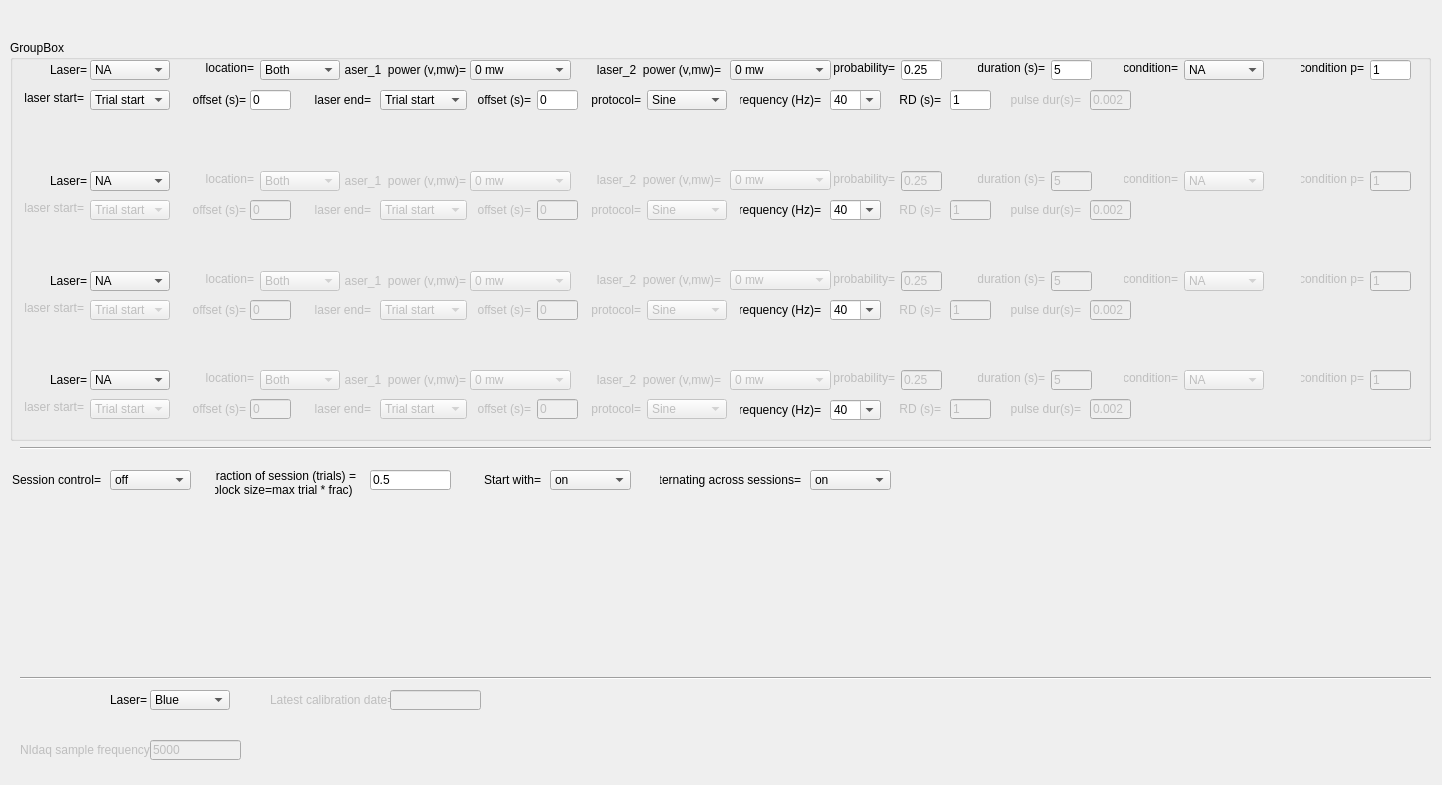
Qt form src/foraging_gui/Optogenetics.ui (AllenNeuralDynamics/dynamic-foraging-task) before a commit.
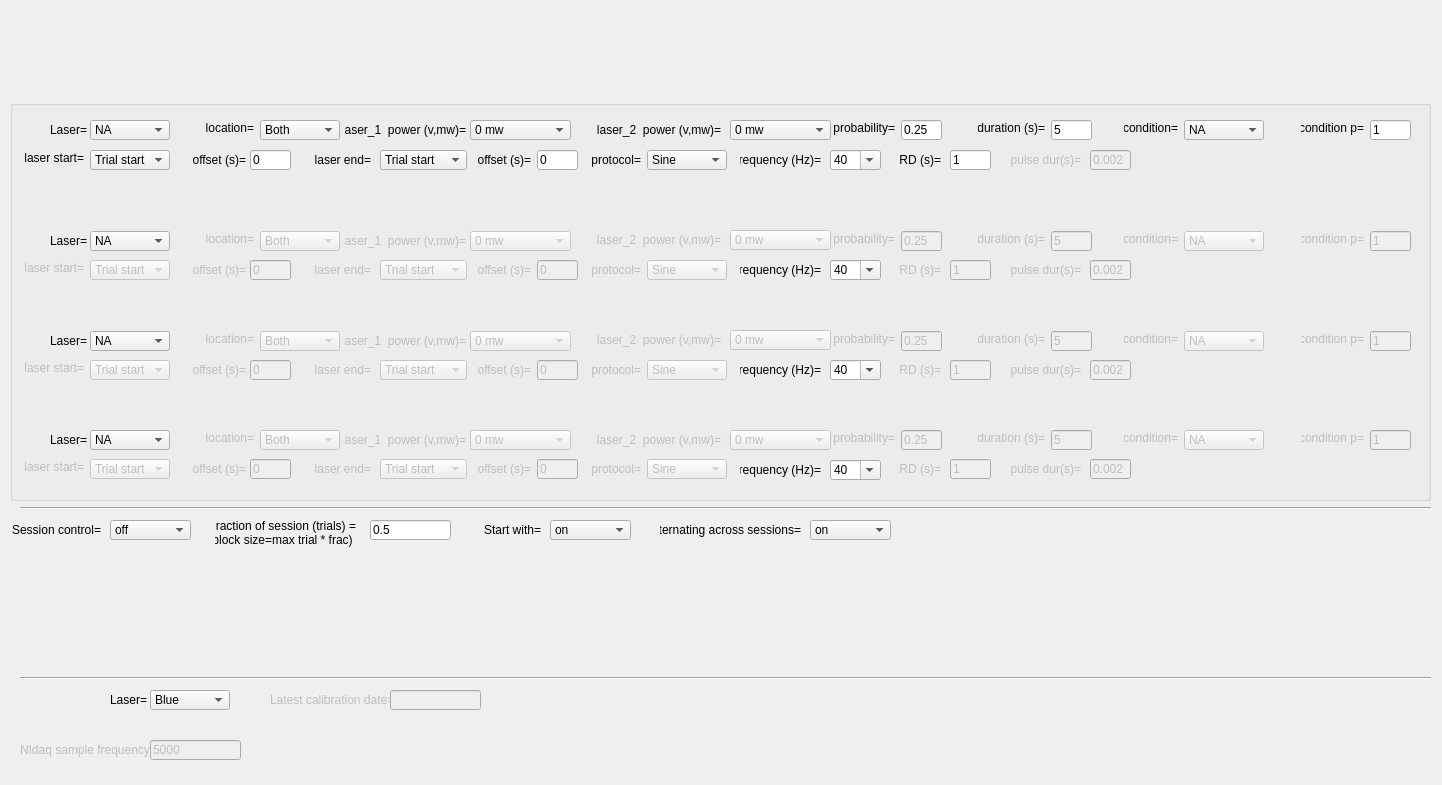
The same form after that commit.

```diff
--- a/src/foraging_gui/Optogenetics.ui
+++ b/src/foraging_gui/Optogenetics.ui
@@ -17,7 +17,7 @@
    <property name="geometry">
     <rect>
      <x>90</x>
-     <y>60</y>
+     <y>120</y>
      <width>80</width>
      <height>20</height>
     </rect>
@@ -61,7 +61,7 @@
    <property name="geometry">
     <rect>
      <x>206</x>
-     <y>60</y>
+     <y>120</y>
      <width>48</width>
      <height>16</height>
     </rect>
@@ -80,7 +80,7 @@
    <property name="geometry">
     <rect>
      <x>260</x>
-     <y>60</y>
+     <y>120</y>
      <width>80</width>
      <height>20</height>
     </rect>
@@ -111,7 +111,7 @@
    <property name="geometry">
     <rect>
      <x>90</x>
-     <y>90</y>
+     <y>150</y>
      <width>80</width>
      <height>20</height>
     </rect>
@@ -177,7 +177,7 @@
    <property name="geometry">
     <rect>
      <x>24</x>
-     <y>90</y>
+     <y>150</y>
      <width>60</width>
      <height>16</height>
     </rect>
@@ -196,7 +196,7 @@
    <property name="geometry">
     <rect>
      <x>978</x>
-     <y>60</y>
+     <y>120</y>
      <width>67</width>
      <height>16</height>
     </rect>
@@ -215,7 +215,7 @@
    <property name="geometry">
     <rect>
      <x>1051</x>
-     <y>60</y>
+     <y>120</y>
      <width>41</width>
      <height>20</height>
     </rect>
@@ -228,7 +228,7 @@
    <property name="geometry">
     <rect>
      <x>590</x>
-     <y>90</y>
+     <y>150</y>
      <width>51</width>
      <height>20</height>
     </rect>
@@ -247,7 +247,7 @@
    <property name="geometry">
     <rect>
      <x>647</x>
-     <y>90</y>
+     <y>150</y>
      <width>80</width>
      <height>20</height>
     </rect>
@@ -278,7 +278,7 @@
    <property name="geometry">
     <rect>
      <x>834</x>
-     <y>60</y>
+     <y>120</y>
      <width>61</width>
      <height>16</height>
     </rect>
@@ -297,7 +297,7 @@
    <property name="geometry">
     <rect>
      <x>901</x>
-     <y>60</y>
+     <y>120</y>
      <width>41</width>
      <height>20</height>
     </rect>
@@ -310,7 +310,7 @@
    <property name="geometry">
     <rect>
      <x>740</x>
-     <y>90</y>
+     <y>150</y>
      <width>81</width>
      <height>20</height>
     </rect>
@@ -329,7 +329,7 @@
    <property name="geometry">
     <rect>
      <x>950</x>
-     <y>90</y>
+     <y>150</y>
      <width>41</width>
      <height>20</height>
     </rect>
@@ -342,7 +342,7 @@
    <property name="geometry">
     <rect>
      <x>890</x>
-     <y>90</y>
+     <y>150</y>
      <width>51</width>
      <height>20</height>
     </rect>
@@ -364,7 +364,7 @@
    <property name="geometry">
     <rect>
      <x>1090</x>
-     <y>90</y>
+     <y>150</y>
      <width>41</width>
      <height>20</height>
     </rect>
@@ -383,7 +383,7 @@
    <property name="geometry">
     <rect>
      <x>1010</x>
-     <y>90</y>
+     <y>150</y>
      <width>71</width>
      <height>20</height>
     </rect>
@@ -402,7 +402,7 @@
    <property name="geometry">
     <rect>
      <x>470</x>
-     <y>60</y>
+     <y>120</y>
      <width>101</width>
      <height>20</height>
     </rect>
@@ -451,7 +451,7 @@
    <property name="geometry">
     <rect>
      <x>345</x>
-     <y>60</y>
+     <y>120</y>
      <width>121</width>
      <height>20</height>
     </rect>
@@ -470,7 +470,7 @@
    <property name="geometry">
     <rect>
      <x>185</x>
-     <y>90</y>
+     <y>150</y>
      <width>61</width>
      <height>20</height>
     </rect>
@@ -489,7 +489,7 @@
    <property name="geometry">
     <rect>
      <x>250</x>
-     <y>90</y>
+     <y>150</y>
      <width>41</width>
      <height>20</height>
     </rect>
@@ -502,7 +502,7 @@
    <property name="geometry">
     <rect>
      <x>537</x>
-     <y>90</y>
+     <y>150</y>
      <width>41</width>
      <height>20</height>
     </rect>
@@ -515,7 +515,7 @@
    <property name="geometry">
     <rect>
      <x>470</x>
-     <y>90</y>
+     <y>150</y>
      <width>61</width>
      <height>20</height>
     </rect>
@@ -534,7 +534,7 @@
    <property name="geometry">
     <rect>
      <x>310</x>
-     <y>90</y>
+     <y>150</y>
      <width>61</width>
      <height>20</height>
     </rect>
@@ -553,7 +553,7 @@
    <property name="geometry">
     <rect>
      <x>380</x>
-     <y>90</y>
+     <y>150</y>
      <width>87</width>
      <height>20</height>
     </rect>
@@ -622,7 +622,7 @@
    <property name="geometry">
     <rect>
      <x>1124</x>
-     <y>60</y>
+     <y>120</y>
      <width>54</width>
      <height>16</height>
     </rect>
@@ -641,7 +641,7 @@
    <property name="geometry">
     <rect>
      <x>1184</x>
-     <y>60</y>
+     <y>120</y>
      <width>80</width>
      <height>20</height>
     </rect>
@@ -695,7 +695,7 @@
    <property name="geometry">
     <rect>
      <x>1370</x>
-     <y>60</y>
+     <y>120</y>
      <width>41</width>
      <height>20</height>
     </rect>
@@ -708,7 +708,7 @@
    <property name="geometry">
     <rect>
      <x>1301</x>
-     <y>60</y>
+     <y>120</y>
      <width>63</width>
      <height>16</height>
     </rect>
@@ -727,7 +727,7 @@
    <property name="geometry">
     <rect>
      <x>50</x>
-     <y>60</y>
+     <y>120</y>
      <width>41</width>
      <height>20</height>
     </rect>
@@ -743,7 +743,7 @@
    <property name="geometry">
     <rect>
      <x>1184</x>
-     <y>171</y>
+     <y>231</y>
      <width>80</width>
      <height>20</height>
     </rect>
@@ -800,7 +800,7 @@
    <property name="geometry">
     <rect>
      <x>901</x>
-     <y>171</y>
+     <y>231</y>
      <width>41</width>
      <height>20</height>
     </rect>
@@ -816,7 +816,7 @@
    <property name="geometry">
     <rect>
      <x>380</x>
-     <y>200</y>
+     <y>260</y>
      <width>87</width>
      <height>20</height>
     </rect>
@@ -888,7 +888,7 @@
    <property name="geometry">
     <rect>
      <x>950</x>
-     <y>200</y>
+     <y>260</y>
      <width>41</width>
      <height>20</height>
     </rect>
@@ -904,7 +904,7 @@
    <property name="geometry">
     <rect>
      <x>310</x>
-     <y>200</y>
+     <y>260</y>
      <width>61</width>
      <height>20</height>
     </rect>
@@ -926,7 +926,7 @@
    <property name="geometry">
     <rect>
      <x>890</x>
-     <y>200</y>
+     <y>260</y>
      <width>51</width>
      <height>20</height>
     </rect>
@@ -948,7 +948,7 @@
    <property name="geometry">
     <rect>
      <x>250</x>
-     <y>200</y>
+     <y>260</y>
      <width>41</width>
      <height>20</height>
     </rect>
@@ -964,7 +964,7 @@
    <property name="geometry">
     <rect>
      <x>1124</x>
-     <y>171</y>
+     <y>231</y>
      <width>54</width>
      <height>16</height>
     </rect>
@@ -986,7 +986,7 @@
    <property name="geometry">
     <rect>
      <x>1010</x>
-     <y>200</y>
+     <y>260</y>
      <width>71</width>
      <height>20</height>
     </rect>
@@ -1008,7 +1008,7 @@
    <property name="geometry">
     <rect>
      <x>206</x>
-     <y>171</y>
+     <y>231</y>
      <width>48</width>
      <height>16</height>
     </rect>
@@ -1030,7 +1030,7 @@
    <property name="geometry">
     <rect>
      <x>470</x>
-     <y>200</y>
+     <y>260</y>
      <width>61</width>
      <height>20</height>
     </rect>
@@ -1052,7 +1052,7 @@
    <property name="geometry">
     <rect>
      <x>90</x>
-     <y>200</y>
+     <y>260</y>
      <width>80</width>
      <height>20</height>
     </rect>
@@ -1121,7 +1121,7 @@
    <property name="geometry">
     <rect>
      <x>1370</x>
-     <y>171</y>
+     <y>231</y>
      <width>41</width>
      <height>20</height>
     </rect>
@@ -1137,7 +1137,7 @@
    <property name="geometry">
     <rect>
      <x>345</x>
-     <y>171</y>
+     <y>231</y>
      <width>121</width>
      <height>20</height>
     </rect>
@@ -1156,7 +1156,7 @@
    <property name="geometry">
     <rect>
      <x>90</x>
-     <y>171</y>
+     <y>231</y>
      <width>80</width>
      <height>20</height>
     </rect>
@@ -1203,7 +1203,7 @@
    <property name="geometry">
     <rect>
      <x>470</x>
-     <y>171</y>
+     <y>231</y>
      <width>101</width>
      <height>20</height>
     </rect>
@@ -1252,7 +1252,7 @@
    <property name="geometry">
     <rect>
      <x>537</x>
-     <y>200</y>
+     <y>260</y>
      <width>41</width>
      <height>20</height>
     </rect>
@@ -1268,7 +1268,7 @@
    <property name="geometry">
     <rect>
      <x>590</x>
-     <y>200</y>
+     <y>260</y>
      <width>51</width>
      <height>20</height>
     </rect>
@@ -1290,7 +1290,7 @@
    <property name="geometry">
     <rect>
      <x>834</x>
-     <y>171</y>
+     <y>231</y>
      <width>61</width>
      <height>16</height>
     </rect>
@@ -1312,7 +1312,7 @@
    <property name="geometry">
     <rect>
      <x>24</x>
-     <y>200</y>
+     <y>260</y>
      <width>60</width>
      <height>16</height>
     </rect>
@@ -1334,7 +1334,7 @@
    <property name="geometry">
     <rect>
      <x>260</x>
-     <y>171</y>
+     <y>231</y>
      <width>80</width>
      <height>20</height>
     </rect>
@@ -1368,7 +1368,7 @@
    <property name="geometry">
     <rect>
      <x>978</x>
-     <y>171</y>
+     <y>231</y>
      <width>67</width>
      <height>16</height>
     </rect>
@@ -1390,7 +1390,7 @@
    <property name="geometry">
     <rect>
      <x>1301</x>
-     <y>171</y>
+     <y>231</y>
      <width>63</width>
      <height>16</height>
     </rect>
@@ -1412,7 +1412,7 @@
    <property name="geometry">
     <rect>
      <x>185</x>
-     <y>200</y>
+     <y>260</y>
      <width>61</width>
      <height>20</height>
     </rect>
@@ -1431,7 +1431,7 @@
    <property name="geometry">
     <rect>
      <x>50</x>
-     <y>171</y>
+     <y>231</y>
      <width>41</width>
      <height>20</height>
     </rect>
@@ -1447,7 +1447,7 @@
    <property name="geometry">
     <rect>
      <x>647</x>
-     <y>200</y>
+     <y>260</y>
      <width>80</width>
      <height>20</height>
     </rect>
@@ -1481,7 +1481,7 @@
    <property name="geometry">
     <rect>
      <x>1090</x>
-     <y>200</y>
+     <y>260</y>
      <width>41</width>
      <height>20</height>
     </rect>
@@ -1500,7 +1500,7 @@
    <property name="geometry">
     <rect>
      <x>1051</x>
-     <y>171</y>
+     <y>231</y>
      <width>41</width>
      <height>20</height>
     </rect>
@@ -1516,7 +1516,7 @@
    <property name="geometry">
     <rect>
      <x>1184</x>
-     <y>271</y>
+     <y>331</y>
      <width>80</width>
      <height>20</height>
     </rect>
@@ -1573,7 +1573,7 @@
    <property name="geometry">
     <rect>
      <x>1051</x>
-     <y>271</y>
+     <y>331</y>
      <width>41</width>
      <height>20</height>
     </rect>
@@ -1589,7 +1589,7 @@
    <property name="geometry">
     <rect>
      <x>978</x>
-     <y>271</y>
+     <y>331</y>
      <width>67</width>
      <height>16</height>
     </rect>
@@ -1611,7 +1611,7 @@
    <property name="geometry">
     <rect>
      <x>380</x>
-     <y>300</y>
+     <y>360</y>
      <width>87</width>
      <height>20</height>
     </rect>
@@ -1683,7 +1683,7 @@
    <property name="geometry">
     <rect>
      <x>260</x>
-     <y>271</y>
+     <y>331</y>
      <width>80</width>
      <height>20</height>
     </rect>
@@ -1717,7 +1717,7 @@
    <property name="geometry">
     <rect>
      <x>1301</x>
-     <y>271</y>
+     <y>331</y>
      <width>63</width>
      <height>16</height>
     </rect>
@@ -1739,7 +1739,7 @@
    <property name="geometry">
     <rect>
      <x>950</x>
-     <y>300</y>
+     <y>360</y>
      <width>41</width>
      <height>20</height>
     </rect>
@@ -1755,7 +1755,7 @@
    <property name="geometry">
     <rect>
      <x>647</x>
-     <y>300</y>
+     <y>360</y>
      <width>80</width>
      <height>20</height>
     </rect>
@@ -1789,7 +1789,7 @@
    <property name="geometry">
     <rect>
      <x>310</x>
-     <y>300</y>
+     <y>360</y>
      <width>61</width>
      <height>20</height>
     </rect>
@@ -1808,7 +1808,7 @@
    <property name="geometry">
     <rect>
      <x>50</x>
-     <y>271</y>
+     <y>331</y>
      <width>41</width>
      <height>20</height>
     </rect>
@@ -1824,7 +1824,7 @@
    <property name="geometry">
     <rect>
      <x>1124</x>
-     <y>271</y>
+     <y>331</y>
      <width>54</width>
      <height>16</height>
     </rect>
@@ -1846,7 +1846,7 @@
    <property name="geometry">
     <rect>
      <x>470</x>
-     <y>300</y>
+     <y>360</y>
      <width>61</width>
      <height>20</height>
     </rect>
@@ -1868,7 +1868,7 @@
    <property name="geometry">
     <rect>
      <x>1370</x>
-     <y>271</y>
+     <y>331</y>
      <width>41</width>
      <height>20</height>
     </rect>
@@ -1884,7 +1884,7 @@
    <property name="geometry">
     <rect>
      <x>24</x>
-     <y>300</y>
+     <y>360</y>
      <width>60</width>
      <height>16</height>
     </rect>
@@ -1906,7 +1906,7 @@
    <property name="geometry">
     <rect>
      <x>1090</x>
-     <y>300</y>
+     <y>360</y>
      <width>41</width>
      <height>20</height>
     </rect>
@@ -1925,7 +1925,7 @@
    <property name="geometry">
     <rect>
      <x>345</x>
-     <y>271</y>
+     <y>331</y>
      <width>121</width>
      <height>20</height>
     </rect>
@@ -1947,7 +1947,7 @@
    <property name="geometry">
     <rect>
      <x>1010</x>
-     <y>300</y>
+     <y>360</y>
      <width>71</width>
      <height>20</height>
     </rect>
@@ -1969,7 +1969,7 @@
    <property name="geometry">
     <rect>
      <x>537</x>
-     <y>300</y>
+     <y>360</y>
      <width>41</width>
      <height>20</height>
     </rect>
@@ -1985,7 +1985,7 @@
    <property name="geometry">
     <rect>
      <x>590</x>
-     <y>300</y>
+     <y>360</y>
      <width>51</width>
      <height>20</height>
     </rect>
@@ -2007,7 +2007,7 @@
    <property name="geometry">
     <rect>
      <x>185</x>
-     <y>300</y>
+     <y>360</y>
      <width>61</width>
      <height>20</height>
     </rect>
@@ -2029,7 +2029,7 @@
    <property name="geometry">
     <rect>
      <x>90</x>
-     <y>300</y>
+     <y>360</y>
      <width>80</width>
      <height>20</height>
     </rect>
@@ -2098,7 +2098,7 @@
    <property name="geometry">
     <rect>
      <x>834</x>
-     <y>271</y>
+     <y>331</y>
      <width>61</width>
      <height>16</height>
     </rect>
@@ -2120,7 +2120,7 @@
    <property name="geometry">
     <rect>
      <x>206</x>
-     <y>271</y>
+     <y>331</y>
      <width>48</width>
      <height>16</height>
     </rect>
@@ -2142,7 +2142,7 @@
    <property name="geometry">
     <rect>
      <x>901</x>
-     <y>271</y>
+     <y>331</y>
      <width>41</width>
      <height>20</height>
     </rect>
@@ -2155,7 +2155,7 @@
    <property name="geometry">
     <rect>
      <x>90</x>
-     <y>271</y>
+     <y>331</y>
      <width>80</width>
      <height>20</height>
     </rect>
@@ -2202,7 +2202,7 @@
    <property name="geometry">
     <rect>
      <x>890</x>
-     <y>300</y>
+     <y>360</y>
      <width>51</width>
      <height>20</height>
     </rect>
@@ -2224,7 +2224,7 @@
    <property name="geometry">
     <rect>
      <x>470</x>
-     <y>271</y>
+     <y>331</y>
      <width>101</width>
      <height>20</height>
     </rect>
@@ -2273,7 +2273,7 @@
    <property name="geometry">
     <rect>
      <x>250</x>
-     <y>300</y>
+     <y>360</y>
      <width>41</width>
      <height>20</height>
     </rect>
@@ -2289,7 +2289,7 @@
    <property name="geometry">
     <rect>
      <x>950</x>
-     <y>399</y>
+     <y>459</y>
      <width>41</width>
      <height>20</height>
     </rect>
@@ -2305,7 +2305,7 @@
    <property name="geometry">
     <rect>
      <x>260</x>
-     <y>370</y>
+     <y>430</y>
      <width>80</width>
      <height>20</height>
     </rect>
@@ -2339,7 +2339,7 @@
    <property name="geometry">
     <rect>
      <x>380</x>
-     <y>399</y>
+     <y>459</y>
      <width>87</width>
      <height>20</height>
     </rect>
@@ -2411,7 +2411,7 @@
    <property name="geometry">
     <rect>
      <x>310</x>
-     <y>399</y>
+     <y>459</y>
      <width>61</width>
      <height>20</height>
     </rect>
@@ -2433,7 +2433,7 @@
    <property name="geometry">
     <rect>
      <x>206</x>
-     <y>370</y>
+     <y>430</y>
      <width>48</width>
      <height>16</height>
     </rect>
@@ -2455,7 +2455,7 @@
    <property name="geometry">
     <rect>
      <x>901</x>
-     <y>370</y>
+     <y>430</y>
      <width>41</width>
      <height>20</height>
     </rect>
@@ -2471,7 +2471,7 @@
    <property name="geometry">
     <rect>
      <x>1090</x>
-     <y>399</y>
+     <y>459</y>
      <width>41</width>
      <height>20</height>
     </rect>
@@ -2490,7 +2490,7 @@
    <property name="geometry">
     <rect>
      <x>890</x>
-     <y>399</y>
+     <y>459</y>
      <width>51</width>
      <height>20</height>
     </rect>
@@ -2512,7 +2512,7 @@
    <property name="geometry">
     <rect>
      <x>590</x>
-     <y>399</y>
+     <y>459</y>
      <width>51</width>
      <height>20</height>
     </rect>
@@ -2534,7 +2534,7 @@
    <property name="geometry">
     <rect>
      <x>1124</x>
-     <y>370</y>
+     <y>430</y>
      <width>54</width>
      <height>16</height>
     </rect>
@@ -2556,7 +2556,7 @@
    <property name="geometry">
     <rect>
      <x>345</x>
-     <y>370</y>
+     <y>430</y>
      <width>121</width>
      <height>20</height>
     </rect>
@@ -2578,7 +2578,7 @@
    <property name="geometry">
     <rect>
      <x>90</x>
-     <y>399</y>
+     <y>459</y>
      <width>80</width>
      <height>20</height>
     </rect>
@@ -2647,7 +2647,7 @@
    <property name="geometry">
     <rect>
      <x>1301</x>
-     <y>370</y>
+     <y>430</y>
      <width>63</width>
      <height>16</height>
     </rect>
@@ -2669,7 +2669,7 @@
    <property name="geometry">
     <rect>
      <x>1184</x>
-     <y>370</y>
+     <y>430</y>
      <width>80</width>
      <height>20</height>
     </rect>
@@ -2726,7 +2726,7 @@
    <property name="geometry">
     <rect>
      <x>978</x>
-     <y>370</y>
+     <y>430</y>
      <width>67</width>
      <height>16</height>
     </rect>
@@ -2748,7 +2748,7 @@
    <property name="geometry">
     <rect>
      <x>185</x>
-     <y>399</y>
+     <y>459</y>
      <width>61</width>
      <height>20</height>
     </rect>
@@ -2770,7 +2770,7 @@
    <property name="geometry">
     <rect>
      <x>647</x>
-     <y>399</y>
+     <y>459</y>
      <width>80</width>
      <height>20</height>
     </rect>
@@ -2804,7 +2804,7 @@
    <property name="geometry">
     <rect>
      <x>1010</x>
-     <y>399</y>
+     <y>459</y>
      <width>71</width>
      <height>20</height>
     </rect>
@@ -2826,7 +2826,7 @@
    <property name="geometry">
     <rect>
      <x>537</x>
-     <y>399</y>
+     <y>459</y>
      <width>41</width>
      <height>20</height>
     </rect>
@@ -2839,7 +2839,7 @@
    <property name="geometry">
     <rect>
      <x>90</x>
-     <y>370</y>
+     <y>430</y>
      <width>80</width>
      <height>20</height>
     </rect>
@@ -2886,7 +2886,7 @@
    <property name="geometry">
     <rect>
      <x>1051</x>
-     <y>370</y>
+     <y>430</y>
      <width>41</width>
      <height>20</height>
     </rect>
@@ -2902,7 +2902,7 @@
    <property name="geometry">
     <rect>
      <x>24</x>
-     <y>399</y>
+     <y>459</y>
      <width>60</width>
      <height>16</height>
     </rect>
@@ -2924,7 +2924,7 @@
    <property name="geometry">
     <rect>
      <x>834</x>
-     <y>370</y>
+     <y>430</y>
      <width>61</width>
      <height>16</height>
     </rect>
@@ -2946,7 +2946,7 @@
    <property name="geometry">
     <rect>
      <x>470</x>
-     <y>370</y>
+     <y>430</y>
      <width>101</width>
      <height>20</height>
     </rect>
@@ -2995,7 +2995,7 @@
    <property name="geometry">
     <rect>
      <x>250</x>
-     <y>399</y>
+     <y>459</y>
      <width>41</width>
      <height>20</height>
     </rect>
@@ -3011,7 +3011,7 @@
    <property name="geometry">
     <rect>
      <x>470</x>
-     <y>399</y>
+     <y>459</y>
      <width>61</width>
      <height>20</height>
     </rect>
@@ -3033,7 +3033,7 @@
    <property name="geometry">
     <rect>
      <x>1370</x>
-     <y>370</y>
+     <y>430</y>
      <width>41</width>
      <height>20</height>
     </rect>
@@ -3046,7 +3046,7 @@
    <property name="geometry">
     <rect>
      <x>50</x>
-     <y>370</y>
+     <y>430</y>
      <width>41</width>
      <height>20</height>
     </rect>
@@ -3091,7 +3091,7 @@
    <property name="geometry">
     <rect>
      <x>830</x>
-     <y>90</y>
+     <y>150</y>
      <width>51</width>
      <height>20</height>
     </rect>
@@ -3125,7 +3125,7 @@
    <property name="geometry">
     <rect>
      <x>740</x>
-     <y>200</y>
+     <y>260</y>
      <width>81</width>
      <height>20</height>
     </rect>
@@ -3144,7 +3144,7 @@
    <property name="geometry">
     <rect>
      <x>830</x>
-     <y>200</y>
+     <y>260</y>
      <width>51</width>
      <height>20</height>
     </rect>
@@ -3178,7 +3178,7 @@
    <property name="geometry">
     <rect>
      <x>740</x>
-     <y>300</y>
+     <y>360</y>
      <width>81</width>
      <height>20</height>
     </rect>
@@ -3197,7 +3197,7 @@
    <property name="geometry">
     <rect>
      <x>830</x>
-     <y>300</y>
+     <y>360</y>
      <width>51</width>
      <height>20</height>
     </rect>
@@ -3231,7 +3231,7 @@
    <property name="geometry">
     <rect>
      <x>740</x>
-     <y>400</y>
+     <y>460</y>
      <width>81</width>
      <height>20</height>
     </rect>
@@ -3250,7 +3250,7 @@
    <property name="geometry">
     <rect>
      <x>830</x>
-     <y>400</y>
+     <y>460</y>
      <width>51</width>
      <height>20</height>
     </rect>
@@ -3284,7 +3284,7 @@
    <property name="geometry">
     <rect>
      <x>730</x>
-     <y>60</y>
+     <y>120</y>
      <width>101</width>
      <height>20</height>
     </rect>
@@ -3336,7 +3336,7 @@
    <property name="geometry">
     <rect>
      <x>730</x>
-     <y>170</y>
+     <y>230</y>
      <width>101</width>
      <height>20</height>
     </rect>
@@ -3385,7 +3385,7 @@
    <property name="geometry">
     <rect>
      <x>730</x>
-     <y>270</y>
+     <y>330</y>
      <width>101</width>
      <height>20</height>
     </rect>
@@ -3434,7 +3434,7 @@
    <property name="geometry">
     <rect>
      <x>730</x>
-     <y>370</y>
+     <y>430</y>
      <width>101</width>
      <height>20</height>
     </rect>
@@ -3480,7 +3480,7 @@
    <property name="geometry">
     <rect>
      <x>550</x>
-     <y>60</y>
+     <y>120</y>
      <width>171</width>
      <height>20</height>
     </rect>
@@ -3502,7 +3502,7 @@
    <property name="geometry">
     <rect>
      <x>550</x>
-     <y>170</y>
+     <y>230</y>
      <width>171</width>
      <height>20</height>
     </rect>
@@ -3524,7 +3524,7 @@
    <property name="geometry">
     <rect>
      <x>550</x>
-     <y>270</y>
+     <y>330</y>
      <width>171</width>
      <height>20</height>
     </rect>
@@ -3546,7 +3546,7 @@
    <property name="geometry">
     <rect>
      <x>550</x>
-     <y>370</y>
+     <y>430</y>
      <width>171</width>
      <height>20</height>
     </rect>
@@ -3565,13 +3565,13 @@
    <property name="geometry">
     <rect>
      <x>10</x>
-     <y>40</y>
+     <y>100</y>
      <width>1421</width>
      <height>401</height>
     </rect>
    </property>
    <property name="title">
-    <string>GroupBox</string>
+    <string/>
    </property>
   </widget>
   <widget class="QLabel" name="label1_20">
@@ -3680,7 +3680,7 @@
    <property name="geometry">
     <rect>
      <x>20</x>
-     <y>440</y>
+     <y>500</y>
      <width>1411</width>
      <height>16</height>
     </rect>
@@ -3693,7 +3693,7 @@
    <property name="geometry">
     <rect>
      <x>810</x>
-     <y>470</y>
+     <y>520</y>
      <width>81</width>
      <height>20</height>
     </rect>
@@ -3722,7 +3722,7 @@
    <property name="geometry">
     <rect>
      <x>660</x>
-     <y>470</y>
+     <y>520</y>
      <width>141</width>
      <height>20</height>
     </rect>
@@ -3741,7 +3741,7 @@
    <property name="geometry">
     <rect>
      <x>215</x>
-     <y>466</y>
+     <y>516</y>
      <width>141</width>
      <height>20</height>
     </rect>
@@ -3760,7 +3760,7 @@
    <property name="geometry">
     <rect>
      <x>370</x>
-     <y>470</y>
+     <y>520</y>
      <width>81</width>
      <height>20</height>
     </rect>
@@ -3773,7 +3773,7 @@
    <property name="geometry">
     <rect>
      <x>480</x>
-     <y>470</y>
+     <y>520</y>
      <width>61</width>
      <height>20</height>
     </rect>
@@ -3792,7 +3792,7 @@
    <property name="geometry">
     <rect>
      <x>550</x>
-     <y>470</y>
+     <y>520</y>
      <width>81</width>
      <height>20</height>
     </rect>
@@ -3821,7 +3821,7 @@
    <property name="geometry">
     <rect>
      <x>110</x>
-     <y>470</y>
+     <y>520</y>
      <width>81</width>
      <height>20</height>
     </rect>
@@ -3853,7 +3853,7 @@
    <property name="geometry">
     <rect>
      <x>10</x>
-     <y>470</y>
+     <y>520</y>
      <width>91</width>
      <height>20</height>
     </rect>
@@ -3872,7 +3872,7 @@
    <property name="geometry">
     <rect>
      <x>920</x>
-     <y>466</y>
+     <y>520</y>
      <width>491</width>
      <height>31</height>
     </rect>
@@ -3900,7 +3900,7 @@
    <property name="geometry">
     <rect>
      <x>215</x>
-     <y>480</y>
+     <y>530</y>
      <width>141</width>
      <height>20</height>
     </rect>
```
